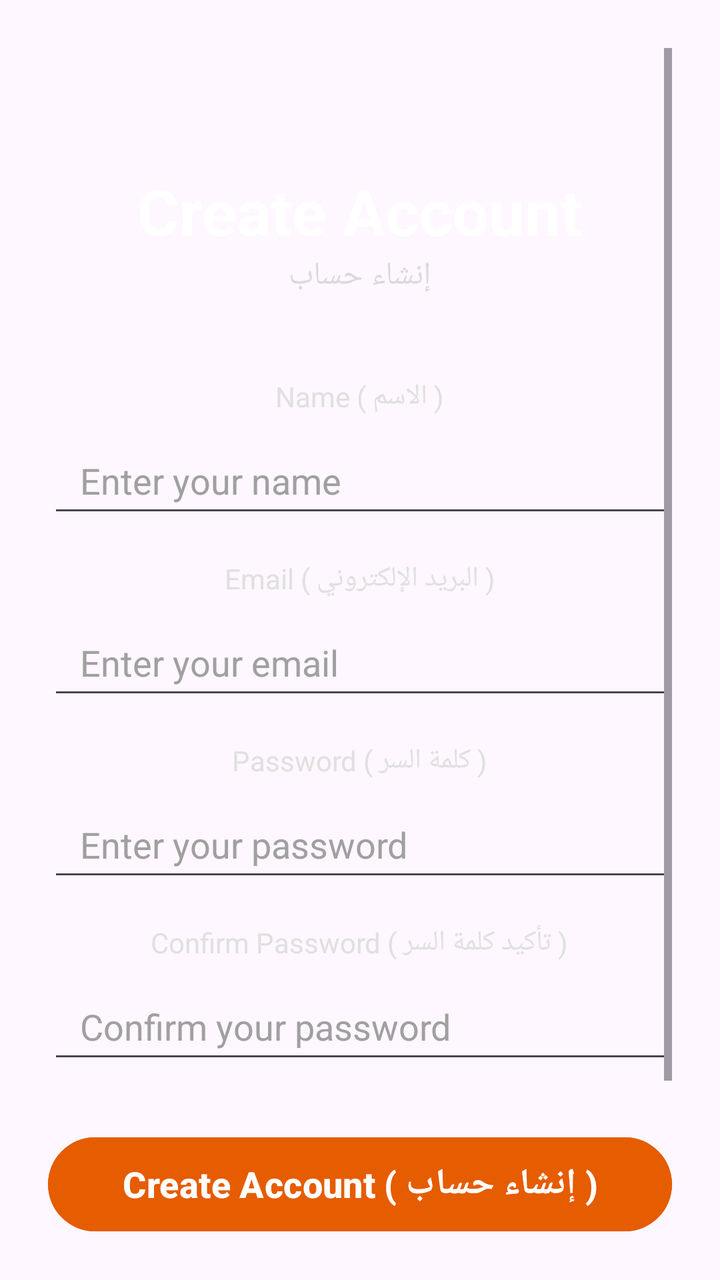
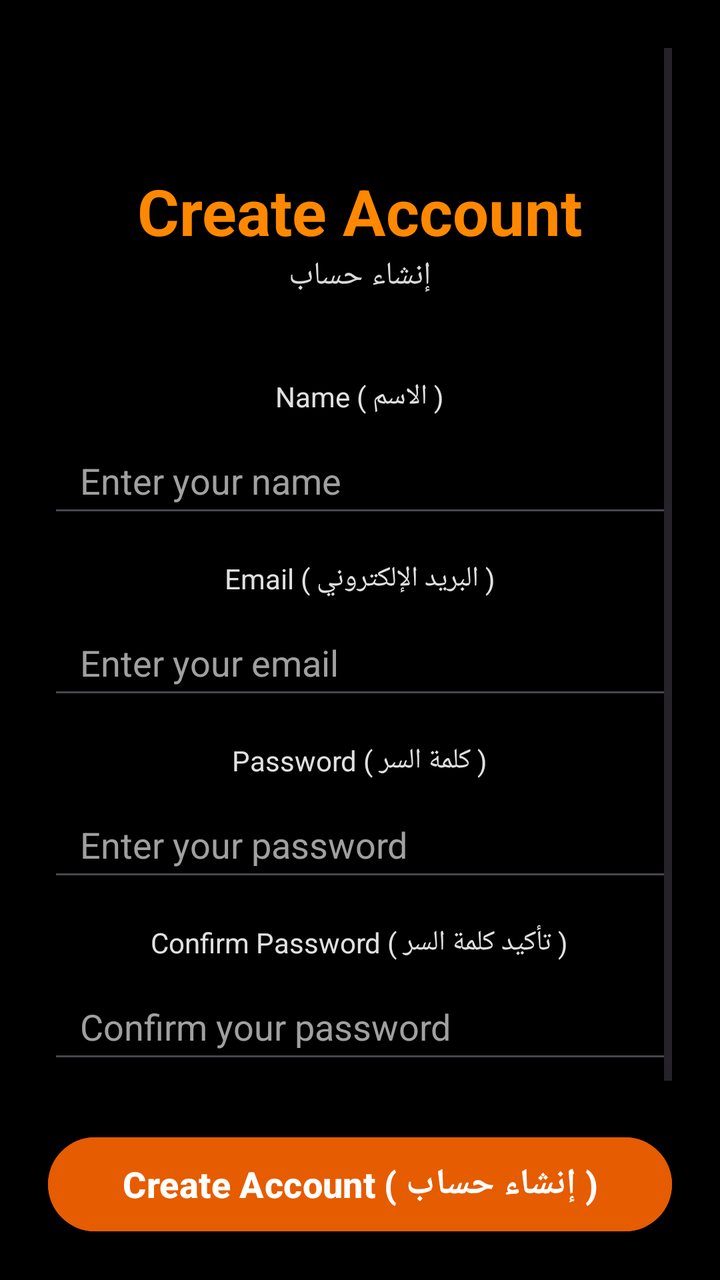

An Android layout rendered at two revisions. The XML below is the earlier revision; the diff shows what the commit changed to produce the second picture.
<!-- AndroidManifest.xml: application theme Theme.Finalyazanproject -->
<!-- res/layout/activity_signup.xml -->
<?xml version="1.0" encoding="utf-8"?>
<ScrollView xmlns:android="http://schemas.android.com/apk/res/android"
    xmlns:tools="http://schemas.android.com/tools"
    android:layout_width="match_parent"
    android:layout_height="match_parent"
    android:padding="24dp"
    android:id="@+id/main">

    <LinearLayout
        android:layout_width="match_parent"
        android:layout_height="wrap_content"
        android:orientation="vertical"
        android:gravity="center_horizontal">

        
        <TextView
            android:id="@+id/tvtitle1"
            android:layout_width="wrap_content"
            android:layout_height="wrap_content"
            android:text="Create Account"
            android:textColor="@android:color/white"
            android:textSize="32sp"
            android:textStyle="bold"
            android:layout_marginTop="60dp" />

        <TextView
            android:id="@+id/tvsign"
            android:layout_width="wrap_content"
            android:layout_height="wrap_content"
            android:layout_marginBottom="30dp"
            android:text="إنشاء حساب"
            android:textColor="#DADADA"
            android:textSize="16sp" />

        
        <TextView
            android:id="@+id/tvn"
            android:layout_width="wrap_content"
            android:layout_height="wrap_content"
            android:layout_marginTop="10dp"
            android:layout_marginBottom="6dp"
            android:text="Name ( الاسم )"
            android:textColor="#E0E0E0"
            android:textSize="14sp" />

        <EditText
            android:id="@+id/etname"
            android:layout_width="match_parent"
            android:layout_height="50dp"
            android:hint="Enter your name"
            android:paddingHorizontal="16dp"
            android:textColorHint="#A0A0A0"
            android:textColor="@android:color/white" />

        
        <TextView
            android:id="@+id/tvem"
            android:layout_width="wrap_content"
            android:layout_height="wrap_content"
            android:layout_marginTop="16dp"
            android:layout_marginBottom="6dp"
            android:text="Email ( البريد الإلكتروني )"
            android:textColor="#E0E0E0"
            android:textSize="14sp" />

        <EditText
            android:id="@+id/etemail1"
            android:layout_width="match_parent"
            android:layout_height="50dp"
            android:hint="Enter your email"
            android:inputType="textEmailAddress"
            android:paddingHorizontal="16dp"
            android:textColorHint="#A0A0A0"
            android:textColor="@android:color/white" />

        
        <TextView
            android:id="@+id/tvp"
            android:layout_width="wrap_content"
            android:layout_height="wrap_content"
            android:layout_marginTop="16dp"
            android:layout_marginBottom="6dp"
            android:text="Password ( كلمة السر )"
            android:textColor="#E0E0E0"
            android:textSize="14sp" />

        <EditText
            android:id="@+id/etpassword1"
            android:layout_width="match_parent"
            android:layout_height="50dp"
            android:hint="Enter your password"
            android:inputType="textPassword"
            android:paddingHorizontal="16dp"
            android:textColorHint="#A0A0A0"
            android:textColor="@android:color/white" />

        
        <TextView
            android:id="@+id/tvpassword"
            android:layout_width="wrap_content"
            android:layout_height="wrap_content"
            android:layout_marginTop="16dp"
            android:layout_marginBottom="6dp"
            android:text="Confirm Password ( تأكيد كلمة السر )"
            android:textColor="#E0E0E0"
            android:textSize="14sp" />

        <EditText
            android:id="@+id/etconfirmpassword"
            android:layout_width="match_parent"
            android:layout_height="50dp"
            android:hint="Confirm your password"
            android:inputType="textPassword"
            android:paddingHorizontal="16dp"
            android:textColorHint="#A0A0A0"
            android:textColor="@android:color/white" />

        
        <Button
            android:id="@+id/btca"
            android:layout_width="match_parent"
            android:layout_height="55dp"
            android:layout_marginTop="28dp"
            android:backgroundTint="#E65C00"
            android:text="Create Account ( إنشاء حساب )"
            android:textColor="@android:color/white"
            android:textStyle="bold"
            android:textSize="18sp" />

        
        <TextView
            android:id="@+id/tvloginlink"
            android:layout_width="wrap_content"
            android:layout_height="wrap_content"
            android:text="Already have an account? Sign in / لديك حساب؟ تسجيل الدخول"
            android:textColor="#DADADA"
            android:textSize="14sp"
            android:layout_marginTop="20dp" />

        
        <TextView
            android:layout_width="wrap_content"
            android:layout_height="wrap_content"
            android:text="© 2025 Arabian Horses App. All rights reserved."
            android:textColor="#808080"
            android:textSize="12sp"
            android:layout_marginTop="40dp" />

    </LinearLayout>
</ScrollView>
<!-- resources referenced by this layout -->
<resources>
  <style name="Theme.Finalyazanproject" parent="Base.Theme.Finalyazanproject" />
  <style name="Base.Theme.Finalyazanproject" parent="Theme.Material3.DayNight.NoActionBar">
          
          
      </style>
</resources>

<!-- the commit's change to res/layout/activity_signup.xml (unified diff, before → after) -->
@@ -4,6 +4,7 @@
     android:layout_width="match_parent"
     android:layout_height="match_parent"
     android:padding="24dp"
+    android:background="@android:color/black"
     android:id="@+id/main">
 
     <LinearLayout
@@ -18,7 +19,7 @@
             android:layout_width="wrap_content"
             android:layout_height="wrap_content"
             android:text="Create Account"
-            android:textColor="@android:color/white"
+            android:textColor="@android:color/holo_orange_dark"
             android:textSize="32sp"
             android:textStyle="bold"
             android:layout_marginTop="60dp" />
@@ -50,7 +51,7 @@
             android:hint="Enter your name"
             android:paddingHorizontal="16dp"
             android:textColorHint="#A0A0A0"
-            android:textColor="@android:color/white" />
+            android:textColor="@android:color/holo_orange_dark" />
 
         
         <TextView
@@ -71,7 +72,7 @@
             android:inputType="textEmailAddress"
             android:paddingHorizontal="16dp"
             android:textColorHint="#A0A0A0"
-            android:textColor="@android:color/white" />
+            android:textColor="@android:color/holo_orange_dark" />
 
         
         <TextView
@@ -92,7 +93,7 @@
             android:inputType="textPassword"
             android:paddingHorizontal="16dp"
             android:textColorHint="#A0A0A0"
-            android:textColor="@android:color/white" />
+            android:textColor="@android:color/holo_orange_dark" />
 
         
         <TextView
@@ -113,7 +114,7 @@
             android:inputType="textPassword"
             android:paddingHorizontal="16dp"
             android:textColorHint="#A0A0A0"
-            android:textColor="@android:color/white" />
+            android:textColor="@android:color/holo_orange_dark" />
 
         
         <Button
